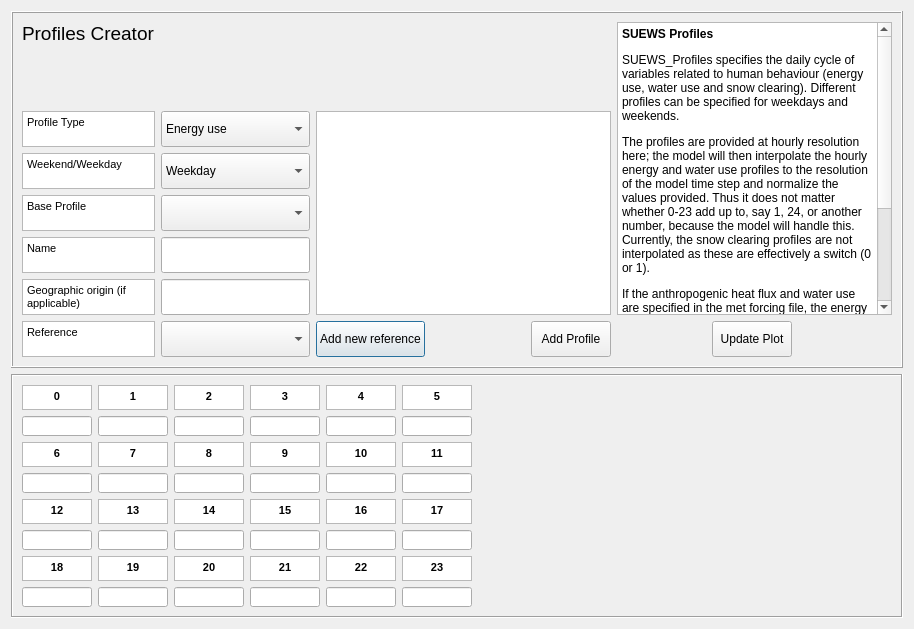
gusbacos/suews_database_manager, file tabs/profiles_tab.ui: the form before one commit.
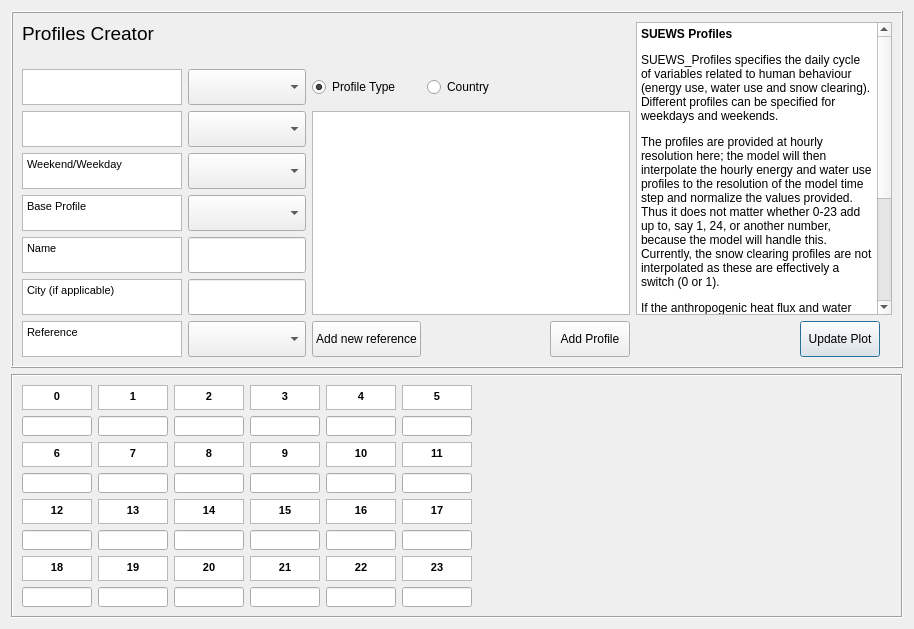
The form after the commit. Custom widgets are drawn as their Qt base class.

Commit message: new_profile_tab

```diff
--- a/tabs/profiles_tab.ui
+++ b/tabs/profiles_tab.ui
@@ -44,187 +44,82 @@
       <enum>QFrame::Raised</enum>
      </property>
      <layout class="QGridLayout" name="gridLayout_3">
-      <item row="3" column="0">
-       <widget class="QTextBrowser" name="textBrowserDay">
-        <property name="sizePolicy">
-         <sizepolicy hsizetype="Preferred" vsizetype="Preferred">
-          <horstretch>0</horstretch>
-          <verstretch>0</verstretch>
-         </sizepolicy>
-        </property>
-        <property name="maximumSize">
-         <size>
-          <width>160</width>
-          <height>36</height>
-         </size>
-        </property>
-        <property name="html">
-         <string>&lt;!DOCTYPE HTML PUBLIC &quot;-//W3C//DTD HTML 4.0//EN&quot; &quot;http://www.w3.org/TR/REC-html40/strict.dtd&quot;&gt;
-&lt;html&gt;&lt;head&gt;&lt;meta name=&quot;qrichtext&quot; content=&quot;1&quot; /&gt;&lt;style type=&quot;text/css&quot;&gt;
-p, li { white-space: pre-wrap; }
-&lt;/style&gt;&lt;/head&gt;&lt;body style=&quot; font-family:'MS Shell Dlg 2'; font-size:8.25pt; font-weight:400; font-style:normal;&quot;&gt;
-&lt;p style=&quot; margin-top:0px; margin-bottom:0px; margin-left:0px; margin-right:0px; -qt-block-indent:0; text-indent:0px;&quot;&gt;&lt;span style=&quot; font-size:8pt;&quot;&gt;Weekend/Weekday&lt;/span&gt;&lt;/p&gt;&lt;/body&gt;&lt;/html&gt;</string>
-        </property>
-       </widget>
-      </item>
-      <item row="7" column="2">
-       <widget class="QPushButton" name="pushButtonToRefManager">
+      <item row="5" column="1">
+       <widget class="QComboBox" name="comboBoxBaseProfile">
         <property name="enabled">
          <bool>true</bool>
         </property>
         <property name="sizePolicy">
-         <sizepolicy hsizetype="Preferred" vsizetype="Expanding">
+         <sizepolicy hsizetype="Expanding" vsizetype="Expanding">
           <horstretch>0</horstretch>
           <verstretch>0</verstretch>
          </sizepolicy>
         </property>
         <property name="maximumSize">
          <size>
-          <width>160</width>
-          <height>36</height>
-         </size>
-        </property>
-        <property name="text">
-         <string>Add new reference</string>
-        </property>
-       </widget>
-      </item>
-      <item row="7" column="7">
-       <widget class="QPushButton" name="pushButtonUpdatePlot">
-        <property name="enabled">
-         <bool>true</bool>
-        </property>
-        <property name="sizePolicy">
-         <sizepolicy hsizetype="Preferred" vsizetype="Fixed">
-          <horstretch>0</horstretch>
-          <verstretch>0</verstretch>
-         </sizepolicy>
-        </property>
-        <property name="maximumSize">
-         <size>
-          <width>16777215</width>
-          <height>36</height>
-         </size>
-        </property>
-        <property name="text">
-         <string>Update Plot</string>
-        </property>
-       </widget>
-      </item>
-      <item row="7" column="0">
-       <widget class="QTextBrowser" name="textBrowserOrig_2">
-        <property name="sizePolicy">
-         <sizepolicy hsizetype="Preferred" vsizetype="Preferred">
-          <horstretch>0</horstretch>
-          <verstretch>0</verstretch>
-         </sizepolicy>
-        </property>
-        <property name="maximumSize">
-         <size>
-          <width>160</width>
-          <height>36</height>
-         </size>
-        </property>
-        <property name="html">
-         <string>&lt;!DOCTYPE HTML PUBLIC &quot;-//W3C//DTD HTML 4.0//EN&quot; &quot;http://www.w3.org/TR/REC-html40/strict.dtd&quot;&gt;
-&lt;html&gt;&lt;head&gt;&lt;meta name=&quot;qrichtext&quot; content=&quot;1&quot; /&gt;&lt;style type=&quot;text/css&quot;&gt;
-p, li { white-space: pre-wrap; }
-&lt;/style&gt;&lt;/head&gt;&lt;body style=&quot; font-family:'MS Shell Dlg 2'; font-size:8.25pt; font-weight:400; font-style:normal;&quot;&gt;
-&lt;p style=&quot; margin-top:0px; margin-bottom:0px; margin-left:0px; margin-right:0px; -qt-block-indent:0; text-indent:0px;&quot;&gt;&lt;span style=&quot; font-size:8pt;&quot;&gt;Reference&lt;/span&gt;&lt;/p&gt;&lt;/body&gt;&lt;/html&gt;</string>
-        </property>
-       </widget>
-      </item>
-      <item row="7" column="5">
-       <widget class="QPushButton" name="pushButtonGen">
-        <property name="enabled">
-         <bool>true</bool>
-        </property>
-        <property name="sizePolicy">
-         <sizepolicy hsizetype="Preferred" vsizetype="Fixed">
-          <horstretch>0</horstretch>
-          <verstretch>0</verstretch>
-         </sizepolicy>
-        </property>
-        <property name="maximumSize">
-         <size>
-          <width>16777215</width>
-          <height>36</height>
-         </size>
-        </property>
-        <property name="text">
-         <string>Add Profile</string>
-        </property>
-       </widget>
-      </item>
-      <item row="2" column="1">
-       <widget class="QComboBox" name="comboBoxProfType">
-        <property name="enabled">
-         <bool>true</bool>
-        </property>
-        <property name="sizePolicy">
-         <sizepolicy hsizetype="Preferred" vsizetype="Expanding">
-          <horstretch>0</horstretch>
-          <verstretch>0</verstretch>
-         </sizepolicy>
-        </property>
-        <property name="maximumSize">
-         <size>
-          <width>160</width>
+          <width>300</width>
           <height>36</height>
          </size>
         </property>
         <property name="currentIndex">
-         <number>0</number>
+         <number>-1</number>
         </property>
-        <item>
-         <property name="text">
-          <string>Energy use</string>
-         </property>
-        </item>
-        <item>
-         <property name="text">
-          <string>Population density</string>
-         </property>
-        </item>
-        <item>
-         <property name="text">
-          <string>Human Activity</string>
-         </property>
-        </item>
-        <item>
-         <property name="text">
-          <string>Traffic</string>
-         </property>
-        </item>
-        <item>
-         <property name="text">
-          <string>Water use (manual)</string>
-         </property>
-        </item>
-        <item>
-         <property name="text">
-          <string>Water use (automatic)</string>
-         </property>
-        </item>
-        <item>
-         <property name="text">
-          <string>Snow removal</string>
-         </property>
-        </item>
        </widget>
       </item>
-      <item row="2" column="2" rowspan="5" colspan="4">
-       <widget class="QTextBrowser" name="textBrowserRef">
+      <item row="3" column="0">
+       <widget class="QTextBrowser" name="textBrowserSub">
+        <property name="sizePolicy">
+         <sizepolicy hsizetype="Preferred" vsizetype="Preferred">
+          <horstretch>0</horstretch>
+          <verstretch>0</verstretch>
+         </sizepolicy>
+        </property>
+        <property name="maximumSize">
+         <size>
+          <width>160</width>
+          <height>36</height>
+         </size>
+        </property>
         <property name="html">
          <string>&lt;!DOCTYPE HTML PUBLIC &quot;-//W3C//DTD HTML 4.0//EN&quot; &quot;http://www.w3.org/TR/REC-html40/strict.dtd&quot;&gt;
 &lt;html&gt;&lt;head&gt;&lt;meta name=&quot;qrichtext&quot; content=&quot;1&quot; /&gt;&lt;style type=&quot;text/css&quot;&gt;
 p, li { white-space: pre-wrap; }
 &lt;/style&gt;&lt;/head&gt;&lt;body style=&quot; font-family:'MS Shell Dlg 2'; font-size:8.25pt; font-weight:400; font-style:normal;&quot;&gt;
-&lt;p style=&quot;-qt-paragraph-type:empty; margin-top:0px; margin-bottom:0px; margin-left:0px; margin-right:0px; -qt-block-indent:0; text-indent:0px; font-size:7.8pt;&quot;&gt;&lt;br /&gt;&lt;/p&gt;&lt;/body&gt;&lt;/html&gt;</string>
+&lt;p style=&quot;-qt-paragraph-type:empty; margin-top:0px; margin-bottom:0px; margin-left:0px; margin-right:0px; -qt-block-indent:0; text-indent:0px;&quot;&gt;&lt;br /&gt;&lt;/p&gt;&lt;/body&gt;&lt;/html&gt;</string>
         </property>
        </widget>
       </item>
-      <item row="5" column="0">
+      <item row="8" column="1">
+       <widget class="QComboBox" name="comboBoxRef">
+        <property name="enabled">
+         <bool>true</bool>
+        </property>
+        <property name="sizePolicy">
+         <sizepolicy hsizetype="Expanding" vsizetype="Preferred">
+          <horstretch>0</horstretch>
+          <verstretch>0</verstretch>
+         </sizepolicy>
+        </property>
+        <property name="minimumSize">
+         <size>
+          <width>0</width>
+          <height>0</height>
+         </size>
+        </property>
+        <property name="maximumSize">
+         <size>
+          <width>300</width>
+          <height>36</height>
+         </size>
+        </property>
+        <item>
+         <property name="text">
+          <string/>
+         </property>
+        </item>
+       </widget>
+      </item>
+      <item row="6" column="0">
        <widget class="QTextBrowser" name="textBrowserDesc">
         <property name="sizePolicy">
          <sizepolicy hsizetype="Preferred" vsizetype="Preferred">
@@ -247,20 +142,74 @@
         </property>
        </widget>
       </item>
-      <item row="7" column="4">
-       <spacer name="horizontalSpacer_4">
-        <property name="orientation">
-         <enum>Qt::Horizontal</enum>
+      <item row="3" column="2" rowspan="5" colspan="3">
+       <widget class="QTextBrowser" name="textBrowserRef">
+        <property name="sizePolicy">
+         <sizepolicy hsizetype="Preferred" vsizetype="Expanding">
+          <horstretch>0</horstretch>
+          <verstretch>0</verstretch>
+         </sizepolicy>
         </property>
-        <property name="sizeHint" stdset="0">
+        <property name="maximumSize">
          <size>
-          <width>259</width>
-          <height>20</height>
+          <width>500</width>
+          <height>16777215</height>
          </size>
         </property>
-       </spacer>
+        <property name="html">
+         <string>&lt;!DOCTYPE HTML PUBLIC &quot;-//W3C//DTD HTML 4.0//EN&quot; &quot;http://www.w3.org/TR/REC-html40/strict.dtd&quot;&gt;
+&lt;html&gt;&lt;head&gt;&lt;meta name=&quot;qrichtext&quot; content=&quot;1&quot; /&gt;&lt;style type=&quot;text/css&quot;&gt;
+p, li { white-space: pre-wrap; }
+&lt;/style&gt;&lt;/head&gt;&lt;body style=&quot; font-family:'MS Shell Dlg 2'; font-size:8.25pt; font-weight:400; font-style:normal;&quot;&gt;
+&lt;p style=&quot;-qt-paragraph-type:empty; margin-top:0px; margin-bottom:0px; margin-left:0px; margin-right:0px; -qt-block-indent:0; text-indent:0px; font-size:7.8pt;&quot;&gt;&lt;br /&gt;&lt;/p&gt;&lt;/body&gt;&lt;/html&gt;</string>
+        </property>
+       </widget>
       </item>
-      <item row="4" column="0">
+      <item row="0" column="0">
+       <widget class="QLabel" name="label_46">
+        <property name="maximumSize">
+         <size>
+          <width>16777215</width>
+          <height>40</height>
+         </size>
+        </property>
+        <property name="font">
+         <font>
+          <pointsize>14</pointsize>
+         </font>
+        </property>
+        <property name="text">
+         <string>&lt;!DOCTYPE HTML PUBLIC &quot;-//W3C//DTD HTML 4.0//EN&quot; &quot;http://www.w3.org/TR/REC-html40/strict.dtd&quot;&gt;
+&lt;html&gt;&lt;head&gt;&lt;meta name=&quot;qrichtext&quot; content=&quot;1&quot; /&gt;&lt;style type=&quot;text/css&quot;&gt;
+p, li { white-space: pre-wrap; }
+&lt;/style&gt;&lt;/head&gt;&lt;body style=&quot; font-family:'MS Shell Dlg 2'; font-size:14pt; font-weight:400; font-style:normal;&quot;&gt;
+&lt;p style=&quot; margin-top:0px; margin-bottom:0px; margin-left:0px; margin-right:0px; -qt-block-indent:0; text-indent:0px;&quot;&gt;Profiles Creator&lt;/p&gt;&lt;/body&gt;&lt;/html&gt;</string>
+        </property>
+       </widget>
+      </item>
+      <item row="4" column="1">
+       <widget class="QComboBox" name="comboBoxDay">
+        <property name="enabled">
+         <bool>true</bool>
+        </property>
+        <property name="sizePolicy">
+         <sizepolicy hsizetype="Expanding" vsizetype="Expanding">
+          <horstretch>0</horstretch>
+          <verstretch>0</verstretch>
+         </sizepolicy>
+        </property>
+        <property name="maximumSize">
+         <size>
+          <width>300</width>
+          <height>36</height>
+         </size>
+        </property>
+        <property name="currentIndex">
+         <number>-1</number>
+        </property>
+       </widget>
+      </item>
+      <item row="5" column="0">
        <widget class="QTextBrowser" name="textBrowserBaseESTM">
         <property name="sizePolicy">
          <sizepolicy hsizetype="Preferred" vsizetype="Preferred">
@@ -283,62 +232,39 @@
         </property>
        </widget>
       </item>
-      <item row="4" column="1">
-       <widget class="QComboBox" name="comboBoxBaseProfile">
+      <item row="8" column="6">
+       <widget class="QPushButton" name="pushButtonUpdatePlot">
         <property name="enabled">
          <bool>true</bool>
         </property>
         <property name="sizePolicy">
-         <sizepolicy hsizetype="Preferred" vsizetype="Expanding">
+         <sizepolicy hsizetype="Preferred" vsizetype="Fixed">
           <horstretch>0</horstretch>
           <verstretch>0</verstretch>
          </sizepolicy>
         </property>
         <property name="maximumSize">
          <size>
-          <width>160</width>
+          <width>16777215</width>
           <height>36</height>
          </size>
         </property>
-        <property name="currentIndex">
-         <number>-1</number>
+        <property name="text">
+         <string>Update Plot</string>
         </property>
        </widget>
       </item>
-      <item row="2" column="0">
-       <widget class="QTextBrowser" name="textBrowserProfile">
-        <property name="sizePolicy">
-         <sizepolicy hsizetype="Preferred" vsizetype="Preferred">
-          <horstretch>0</horstretch>
-          <verstretch>0</verstretch>
-         </sizepolicy>
-        </property>
-        <property name="maximumSize">
-         <size>
-          <width>160</width>
-          <height>36</height>
-         </size>
-        </property>
-        <property name="html">
-         <string>&lt;!DOCTYPE HTML PUBLIC &quot;-//W3C//DTD HTML 4.0//EN&quot; &quot;http://www.w3.org/TR/REC-html40/strict.dtd&quot;&gt;
-&lt;html&gt;&lt;head&gt;&lt;meta name=&quot;qrichtext&quot; content=&quot;1&quot; /&gt;&lt;style type=&quot;text/css&quot;&gt;
-p, li { white-space: pre-wrap; }
-&lt;/style&gt;&lt;/head&gt;&lt;body style=&quot; font-family:'MS Shell Dlg 2'; font-size:8.25pt; font-weight:400; font-style:normal;&quot;&gt;
-&lt;p style=&quot; margin-top:0px; margin-bottom:0px; margin-left:0px; margin-right:0px; -qt-block-indent:0; text-indent:0px;&quot;&gt;&lt;span style=&quot; font-size:8pt;&quot;&gt;Profile Type&lt;/span&gt;&lt;/p&gt;&lt;/body&gt;&lt;/html&gt;</string>
-        </property>
-       </widget>
-      </item>
-      <item row="5" column="1">
+      <item row="6" column="1">
        <widget class="QgsFilterLineEdit" name="textEditName">
         <property name="sizePolicy">
-         <sizepolicy hsizetype="Preferred" vsizetype="Expanding">
+         <sizepolicy hsizetype="Expanding" vsizetype="Expanding">
           <horstretch>0</horstretch>
           <verstretch>0</verstretch>
          </sizepolicy>
         </property>
         <property name="maximumSize">
          <size>
-          <width>160</width>
+          <width>300</width>
           <height>36</height>
          </size>
         </property>
@@ -350,34 +276,31 @@
         </property>
        </widget>
       </item>
-      <item row="7" column="3">
-       <spacer name="horizontalSpacer">
-        <property name="orientation">
-         <enum>Qt::Horizontal</enum>
+      <item row="2" column="0">
+       <widget class="QTextBrowser" name="textBrowserMain">
+        <property name="sizePolicy">
+         <sizepolicy hsizetype="Preferred" vsizetype="Preferred">
+          <horstretch>0</horstretch>
+          <verstretch>0</verstretch>
+         </sizepolicy>
         </property>
-        <property name="sizeHint" stdset="0">
+        <property name="maximumSize">
          <size>
-          <width>40</width>
-          <height>20</height>
+          <width>160</width>
+          <height>36</height>
          </size>
         </property>
-       </spacer>
-      </item>
-      <item row="7" column="9">
-       <spacer name="horizontalSpacer_2">
-        <property name="orientation">
-         <enum>Qt::Horizontal</enum>
+        <property name="html">
+         <string>&lt;!DOCTYPE HTML PUBLIC &quot;-//W3C//DTD HTML 4.0//EN&quot; &quot;http://www.w3.org/TR/REC-html40/strict.dtd&quot;&gt;
+&lt;html&gt;&lt;head&gt;&lt;meta name=&quot;qrichtext&quot; content=&quot;1&quot; /&gt;&lt;style type=&quot;text/css&quot;&gt;
+p, li { white-space: pre-wrap; }
+&lt;/style&gt;&lt;/head&gt;&lt;body style=&quot; font-family:'MS Shell Dlg 2'; font-size:8.25pt; font-weight:400; font-style:normal;&quot;&gt;
+&lt;p style=&quot;-qt-paragraph-type:empty; margin-top:0px; margin-bottom:0px; margin-left:0px; margin-right:0px; -qt-block-indent:0; text-indent:0px;&quot;&gt;&lt;br /&gt;&lt;/p&gt;&lt;/body&gt;&lt;/html&gt;</string>
         </property>
-        <property name="sizeHint" stdset="0">
-         <size>
-          <width>259</width>
-          <height>20</height>
-         </size>
-        </property>
-       </spacer>
+       </widget>
       </item>
-      <item row="3" column="1">
-       <widget class="QComboBox" name="comboBoxDay">
+      <item row="8" column="2">
+       <widget class="QPushButton" name="pushButtonToRefManager">
         <property name="enabled">
          <bool>true</bool>
         </property>
@@ -393,75 +316,22 @@
           <height>36</height>
          </size>
         </property>
-        <property name="currentIndex">
-         <number>0</number>
-        </property>
-        <item>
          <property name="text">
-          <string>Weekday</string>
-         </property>
-        </item>
-        <item>
-         <property name="text">
-          <string>Weekend</string>
-         </property>
-        </item>
+         <string>Add new reference</string>
+        </property>
        </widget>
       </item>
-      <item row="7" column="6">
-       <spacer name="horizontalSpacer_3">
-        <property name="orientation">
-         <enum>Qt::Horizontal</enum>
-        </property>
-        <property name="sizeHint" stdset="0">
-         <size>
-          <width>259</width>
-          <height>20</height>
-         </size>
-        </property>
-       </spacer>
-      </item>
       <item row="7" column="1">
-       <widget class="QComboBox" name="comboBoxRef">
-        <property name="enabled">
-         <bool>true</bool>
-        </property>
-        <property name="sizePolicy">
-         <sizepolicy hsizetype="Preferred" vsizetype="Preferred">
-          <horstretch>0</horstretch>
-          <verstretch>0</verstretch>
-         </sizepolicy>
-        </property>
-        <property name="minimumSize">
-         <size>
-          <width>0</width>
-          <height>0</height>
-         </size>
-        </property>
-        <property name="maximumSize">
-         <size>
-          <width>160</width>
-          <height>36</height>
-         </size>
-        </property>
-        <item>
-         <property name="text">
-          <string/>
-         </property>
-        </item>
-       </widget>
-      </item>
-      <item row="6" column="1">
        <widget class="QgsFilterLineEdit" name="textEditOrig">
         <property name="sizePolicy">
-         <sizepolicy hsizetype="Preferred" vsizetype="Expanding">
+         <sizepolicy hsizetype="Expanding" vsizetype="Expanding">
           <horstretch>0</horstretch>
           <verstretch>0</verstretch>
          </sizepolicy>
         </property>
         <property name="maximumSize">
          <size>
-          <width>160</width>
+          <width>300</width>
           <height>36</height>
          </size>
         </property>
@@ -470,7 +340,52 @@
         </property>
        </widget>
       </item>
-      <item row="6" column="0">
+      <item row="8" column="0">
+       <widget class="QTextBrowser" name="textBrowserOrig_2">
+        <property name="sizePolicy">
+         <sizepolicy hsizetype="Preferred" vsizetype="Preferred">
+          <horstretch>0</horstretch>
+          <verstretch>0</verstretch>
+         </sizepolicy>
+        </property>
+        <property name="maximumSize">
+         <size>
+          <width>160</width>
+          <height>36</height>
+         </size>
+        </property>
+        <property name="html">
+         <string>&lt;!DOCTYPE HTML PUBLIC &quot;-//W3C//DTD HTML 4.0//EN&quot; &quot;http://www.w3.org/TR/REC-html40/strict.dtd&quot;&gt;
+&lt;html&gt;&lt;head&gt;&lt;meta name=&quot;qrichtext&quot; content=&quot;1&quot; /&gt;&lt;style type=&quot;text/css&quot;&gt;
+p, li { white-space: pre-wrap; }
+&lt;/style&gt;&lt;/head&gt;&lt;body style=&quot; font-family:'MS Shell Dlg 2'; font-size:8.25pt; font-weight:400; font-style:normal;&quot;&gt;
+&lt;p style=&quot; margin-top:0px; margin-bottom:0px; margin-left:0px; margin-right:0px; -qt-block-indent:0; text-indent:0px;&quot;&gt;&lt;span style=&quot; font-size:8pt;&quot;&gt;Reference&lt;/span&gt;&lt;/p&gt;&lt;/body&gt;&lt;/html&gt;</string>
+        </property>
+       </widget>
+      </item>
+      <item row="3" column="1">
+       <widget class="QComboBox" name="comboBoxSub">
+        <property name="enabled">
+         <bool>true</bool>
+        </property>
+        <property name="sizePolicy">
+         <sizepolicy hsizetype="Expanding" vsizetype="Expanding">
+          <horstretch>0</horstretch>
+          <verstretch>0</verstretch>
+         </sizepolicy>
+        </property>
+        <property name="maximumSize">
+         <size>
+          <width>300</width>
+          <height>36</height>
+         </size>
+        </property>
+        <property name="currentIndex">
+         <number>-1</number>
+        </property>
+       </widget>
+      </item>
+      <item row="7" column="0">
        <widget class="QTextBrowser" name="textBrowserOrig">
         <property name="sizePolicy">
          <sizepolicy hsizetype="Preferred" vsizetype="Preferred">
@@ -489,29 +404,7 @@
 &lt;html&gt;&lt;head&gt;&lt;meta name=&quot;qrichtext&quot; content=&quot;1&quot; /&gt;&lt;style type=&quot;text/css&quot;&gt;
 p, li { white-space: pre-wrap; }
 &lt;/style&gt;&lt;/head&gt;&lt;body style=&quot; font-family:'MS Shell Dlg 2'; font-size:8.25pt; font-weight:400; font-style:normal;&quot;&gt;
-&lt;p style=&quot; margin-top:0px; margin-bottom:0px; margin-left:0px; margin-right:0px; -qt-block-indent:0; text-indent:0px;&quot;&gt;&lt;span style=&quot; font-size:8pt;&quot;&gt;Geographic origin (if applicable)&lt;/span&gt;&lt;/p&gt;&lt;/body&gt;&lt;/html&gt;</string>
-        </property>
-       </widget>
-      </item>
-      <item row="0" column="0">
-       <widget class="QLabel" name="label_46">
-        <property name="maximumSize">
-         <size>
-          <width>16777215</width>
-          <height>40</height>
-         </size>
-        </property>
-        <property name="font">
-         <font>
-          <pointsize>14</pointsize>
-         </font>
-        </property>
-        <property name="text">
-         <string>&lt;!DOCTYPE HTML PUBLIC &quot;-//W3C//DTD HTML 4.0//EN&quot; &quot;http://www.w3.org/TR/REC-html40/strict.dtd&quot;&gt;
-&lt;html&gt;&lt;head&gt;&lt;meta name=&quot;qrichtext&quot; content=&quot;1&quot; /&gt;&lt;style type=&quot;text/css&quot;&gt;
-p, li { white-space: pre-wrap; }
-&lt;/style&gt;&lt;/head&gt;&lt;body style=&quot; font-family:'MS Shell Dlg 2'; font-size:14pt; font-weight:400; font-style:normal;&quot;&gt;
-&lt;p style=&quot; margin-top:0px; margin-bottom:0px; margin-left:0px; margin-right:0px; -qt-block-indent:0; text-indent:0px;&quot;&gt;Profiles Creator&lt;/p&gt;&lt;/body&gt;&lt;/html&gt;</string>
+&lt;p style=&quot; margin-top:0px; margin-bottom:0px; margin-left:0px; margin-right:0px; -qt-block-indent:0; text-indent:0px;&quot;&gt;&lt;span style=&quot; font-size:8pt;&quot;&gt;City (if applicable)&lt;/span&gt;&lt;/p&gt;&lt;/body&gt;&lt;/html&gt;</string>
         </property>
        </widget>
       </item>
@@ -528,10 +421,32 @@
         </property>
        </spacer>
       </item>
-      <item row="0" column="6" rowspan="7" colspan="4">
+      <item row="2" column="1">
+       <widget class="QComboBox" name="comboBoxMain">
+        <property name="enabled">
+         <bool>true</bool>
+        </property>
+        <property name="sizePolicy">
+         <sizepolicy hsizetype="Expanding" vsizetype="Expanding">
+          <horstretch>0</horstretch>
+          <verstretch>0</verstretch>
+         </sizepolicy>
+        </property>
+        <property name="maximumSize">
+         <size>
+          <width>300</width>
+          <height>36</height>
+         </size>
+        </property>
+        <property name="currentIndex">
+         <number>-1</number>
+        </property>
+       </widget>
+      </item>
+      <item row="0" column="5" rowspan="8" colspan="4">
        <widget class="QTextBrowser" name="textBrowserRef_2">
         <property name="sizePolicy">
-         <sizepolicy hsizetype="Expanding" vsizetype="Expanding">
+         <sizepolicy hsizetype="Preferred" vsizetype="Expanding">
           <horstretch>0</horstretch>
           <verstretch>0</verstretch>
          </sizepolicy>
@@ -544,7 +459,7 @@
         </property>
         <property name="maximumSize">
          <size>
-          <width>16777215</width>
+          <width>600</width>
           <height>16777215</height>
          </size>
         </property>
@@ -565,6 +480,100 @@
         </property>
        </widget>
       </item>
+      <item row="8" column="4">
+       <widget class="QPushButton" name="pushButtonGen">
+        <property name="enabled">
+         <bool>true</bool>
+        </property>
+        <property name="sizePolicy">
+         <sizepolicy hsizetype="Preferred" vsizetype="Fixed">
+          <horstretch>0</horstretch>
+          <verstretch>0</verstretch>
+         </sizepolicy>
+        </property>
+        <property name="maximumSize">
+         <size>
+          <width>16777215</width>
+          <height>36</height>
+         </size>
+        </property>
+        <property name="text">
+         <string>Add Profile</string>
+        </property>
+       </widget>
+      </item>
+      <item row="4" column="0">
+       <widget class="QTextBrowser" name="textBrowserDay">
+        <property name="sizePolicy">
+         <sizepolicy hsizetype="Preferred" vsizetype="Preferred">
+          <horstretch>0</horstretch>
+          <verstretch>0</verstretch>
+         </sizepolicy>
+        </property>
+        <property name="maximumSize">
+         <size>
+          <width>160</width>
+          <height>36</height>
+         </size>
+        </property>
+        <property name="html">
+         <string>&lt;!DOCTYPE HTML PUBLIC &quot;-//W3C//DTD HTML 4.0//EN&quot; &quot;http://www.w3.org/TR/REC-html40/strict.dtd&quot;&gt;
+&lt;html&gt;&lt;head&gt;&lt;meta name=&quot;qrichtext&quot; content=&quot;1&quot; /&gt;&lt;style type=&quot;text/css&quot;&gt;
+p, li { white-space: pre-wrap; }
+&lt;/style&gt;&lt;/head&gt;&lt;body style=&quot; font-family:'MS Shell Dlg 2'; font-size:8.25pt; font-weight:400; font-style:normal;&quot;&gt;
+&lt;p style=&quot; margin-top:0px; margin-bottom:0px; margin-left:0px; margin-right:0px; -qt-block-indent:0; text-indent:0px;&quot;&gt;&lt;span style=&quot; font-size:8pt;&quot;&gt;Weekend/Weekday&lt;/span&gt;&lt;/p&gt;&lt;/body&gt;&lt;/html&gt;</string>
+        </property>
+       </widget>
+      </item>
+      <item row="8" column="3">
+       <spacer name="horizontalSpacer">
+        <property name="orientation">
+         <enum>Qt::Horizontal</enum>
+        </property>
+        <property name="sizeHint" stdset="0">
+         <size>
+          <width>40</width>
+          <height>20</height>
+         </size>
+        </property>
+       </spacer>
+      </item>
+      <item row="8" column="5">
+       <spacer name="horizontalSpacer_2">
+        <property name="orientation">
+         <enum>Qt::Horizontal</enum>
+        </property>
+        <property name="sizeHint" stdset="0">
+         <size>
+          <width>40</width>
+          <height>20</height>
+         </size>
+        </property>
+       </spacer>
+      </item>
+      <item row="2" column="2">
+       <widget class="QRadioButton" name="radioButtonProfile">
+        <property name="text">
+         <string>Profile Type</string>
+        </property>
+        <property name="checked">
+         <bool>true</bool>
+        </property>
+        <attribute name="buttonGroup">
+         <string notr="true">buttonGroup</string>
+        </attribute>
+       </widget>
+      </item>
+      <item row="2" column="3">
+       <widget class="QRadioButton" name="radioButtonCountry">
+        <property name="text">
+         <string>Country</string>
+        </property>
+        <attribute name="buttonGroup">
+         <string notr="true">buttonGroup</string>
+        </attribute>
+       </widget>
+      </item>
      </layout>
     </widget>
    </item>
```
Left out of the diff: 1069 changed lines with no effect on the pictures. Lines whose indentation alone changed are shown as unchanged. The commit also changes 3 other files.
